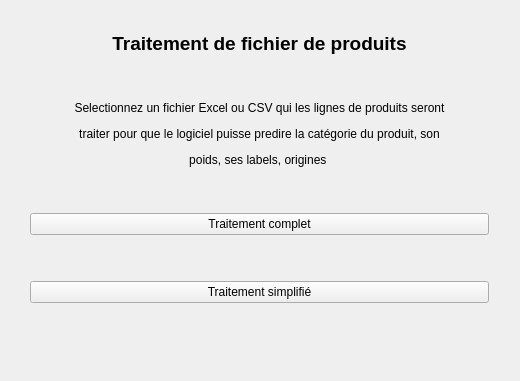
The window that gui/Traitement_selecteur.ui (WallaceVBB/EpiData) describes before a commit, drawn with Qt 5.
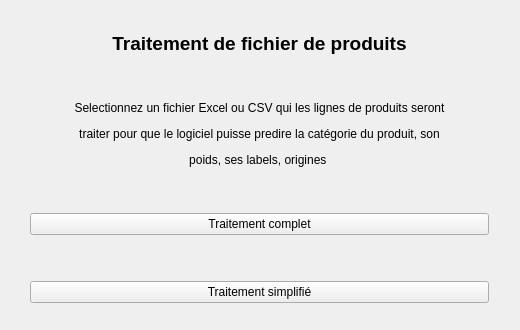
The same window after the commit.

The edit to the form file:
```diff
--- a/gui/Traitement_selecteur.ui
+++ b/gui/Traitement_selecteur.ui
@@ -7,7 +7,7 @@
     <x>0</x>
     <y>0</y>
     <width>520</width>
-    <height>381</height>
+    <height>330</height>
    </rect>
   </property>
   <property name="windowTitle">
```
